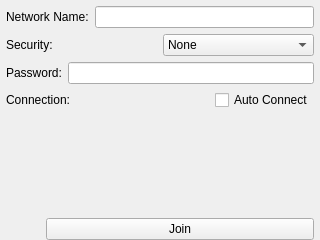
Above: ui/OtherNetworkWidget.ui from kipr/botui before the change. Below: the same form after it.
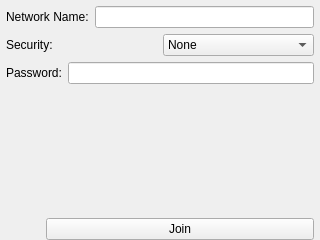
That is the form after the change. Icons and pictures are not drawn. Custom widgets are drawn as their Qt base class.

Commit message: Added code that should, in theory, create a new connection in Network Manager. Let us see.

Patch:
```diff
--- a/ui/OtherNetworkWidget.ui
+++ b/ui/OtherNetworkWidget.ui
@@ -89,37 +89,6 @@
      </item>
     </layout>
    </item>
-   <item>
-    <layout class="QHBoxLayout" name="horizontalLayout_6">
-     <item>
-      <widget class="QLabel" name="label_4">
-       <property name="text">
-        <string>Connection:</string>
-       </property>
-      </widget>
-     </item>
-     <item>
-      <spacer name="horizontalSpacer_2">
-       <property name="orientation">
-        <enum>Qt::Horizontal</enum>
-       </property>
-       <property name="sizeHint" stdset="0">
-        <size>
-         <width>40</width>
-         <height>20</height>
-        </size>
-       </property>
-      </spacer>
-     </item>
-     <item>
-      <widget class="QCheckBox" name="checkBox">
-       <property name="text">
-        <string>Auto Connect</string>
-       </property>
-      </widget>
-     </item>
-    </layout>
-   </item>
    <item>
     <spacer name="verticalSpacer">
      <property name="orientation">
```
Left out of the diff: 24 changed lines with no effect on the pictures. The commit also changes 5 other files.
